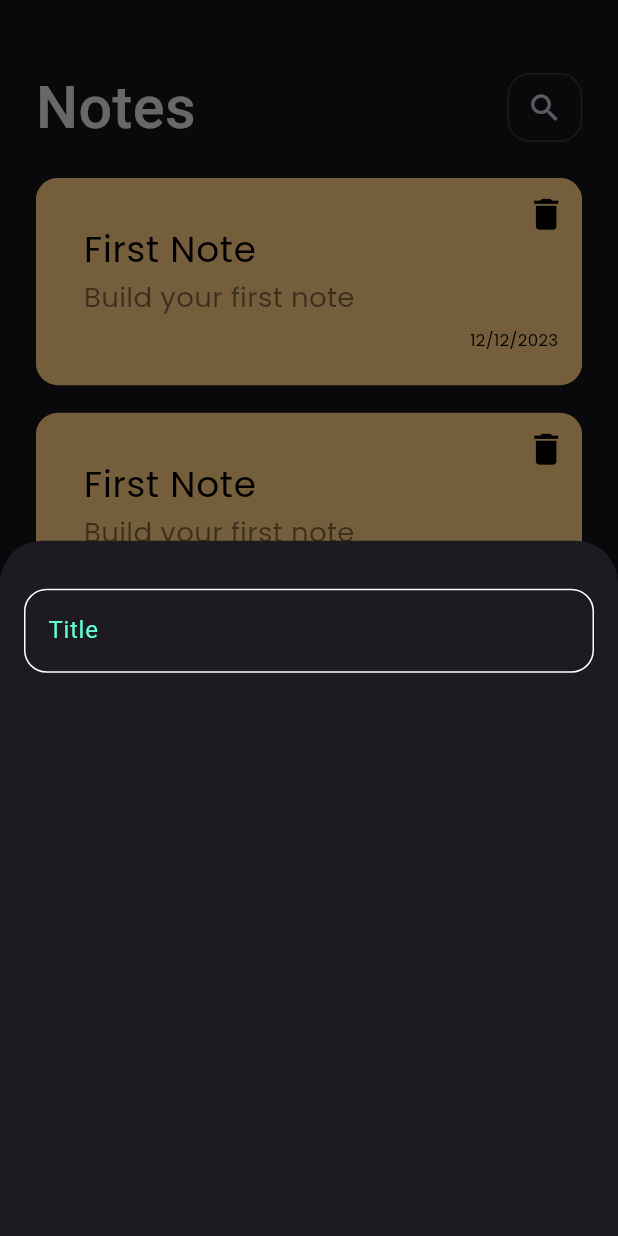
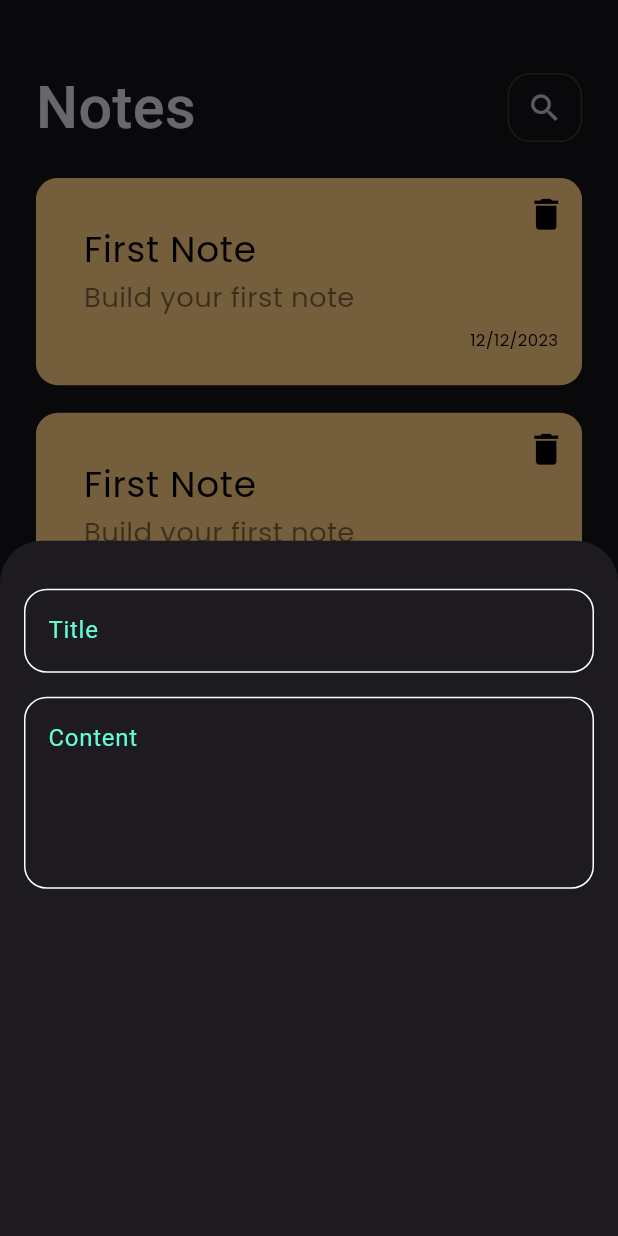
Before and after one commit to FayesSabry/notes_app, a Flutter app: the screen it shows after launch, after a tap on the "add" icon, on a phone screen of 412 x 824 dp. Run offline on Flutter 3.47's test engine with Material 3 defaults, Android fonts, the phone set to English and light mode, and no system bars; our stand-ins replace flutter_screenutil, go_router, google_fonts.

Commit message:
add fields bottm sheet

```diff
--- a/lib/widgets/add_note_bottom_sheet.dart
+++ b/lib/widgets/add_note_bottom_sheet.dart
@@ -9,7 +9,12 @@ class AddNoteBottomSheet extends StatelessWidget {
     return const Padding(
       padding: EdgeInsets.symmetric(horizontal: 16.0),
       child: Column(
-        children: [SizedBox(height: 32), CustomTextField(hintText: 'Title')],
+        children: [
+          SizedBox(height: 32),
+          CustomTextField(hintText: 'Title'),
+          SizedBox(height: 16),
+          CustomTextField(hintText: 'Content', maxLines: 4),
+        ],
       ),
     );
   }
--- a/lib/widgets/custom_text_field.dart
+++ b/lib/widgets/custom_text_field.dart
@@ -2,23 +2,25 @@ import 'package:flutter/material.dart';
 import 'package:notes_app/constants.dart';
 
 class CustomTextField extends StatelessWidget {
-  const CustomTextField({super.key, required this.hintText});
-final String hintText;
+  const CustomTextField({super.key, required this.hintText, this.maxLines = 1});
+  final String hintText;
+  final int maxLines;
   @override
   Widget build(BuildContext context) {
-    return  TextField(
+    return TextField(
       cursorColor: kPriamaryColor,
+      maxLines: maxLines,
       decoration: InputDecoration(
         hintText: hintText,
-        hintStyle: TextStyle(color: kPriamaryColor),
-        border: OutlineInputBorder(
+        hintStyle: const TextStyle(color: kPriamaryColor),
+        border: const OutlineInputBorder(
           borderRadius: BorderRadius.all(Radius.circular(15)),
         ),
-        enabledBorder: OutlineInputBorder(
+        enabledBorder: const OutlineInputBorder(
           borderRadius: BorderRadius.all(Radius.circular(15)),
           borderSide: BorderSide(color: Colors.white),
         ),
-        focusedBorder: OutlineInputBorder(
+        focusedBorder: const OutlineInputBorder(
           borderRadius: BorderRadius.all(Radius.circular(15)),
           borderSide: BorderSide(color: kPriamaryColor),
         ),
```
